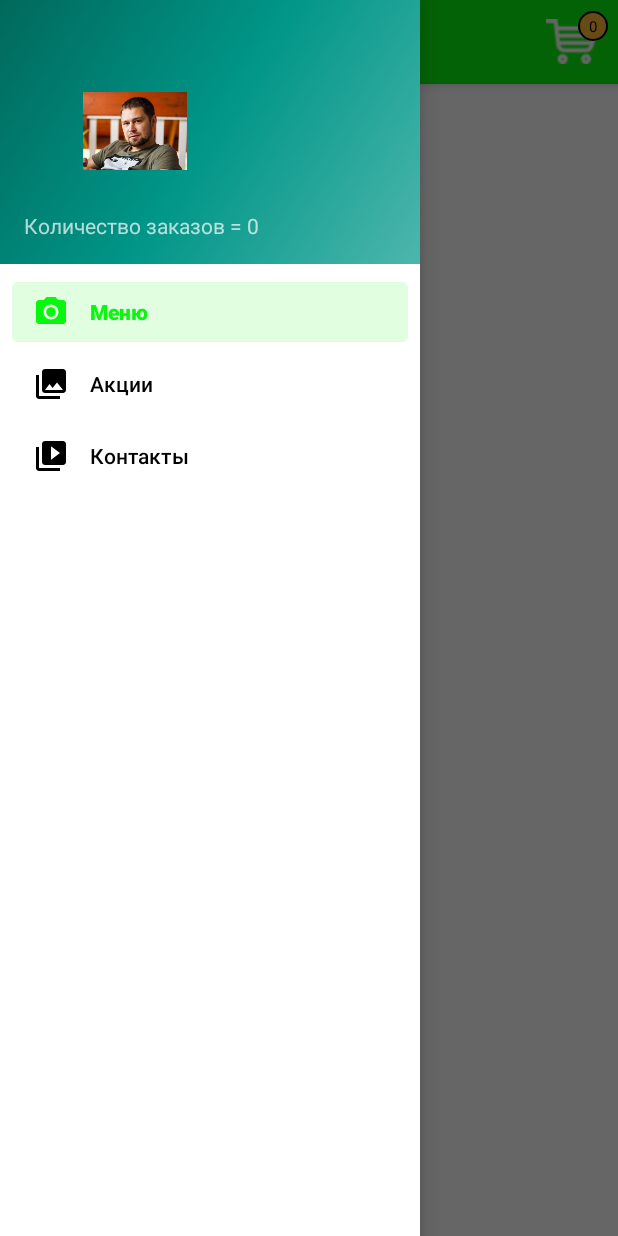
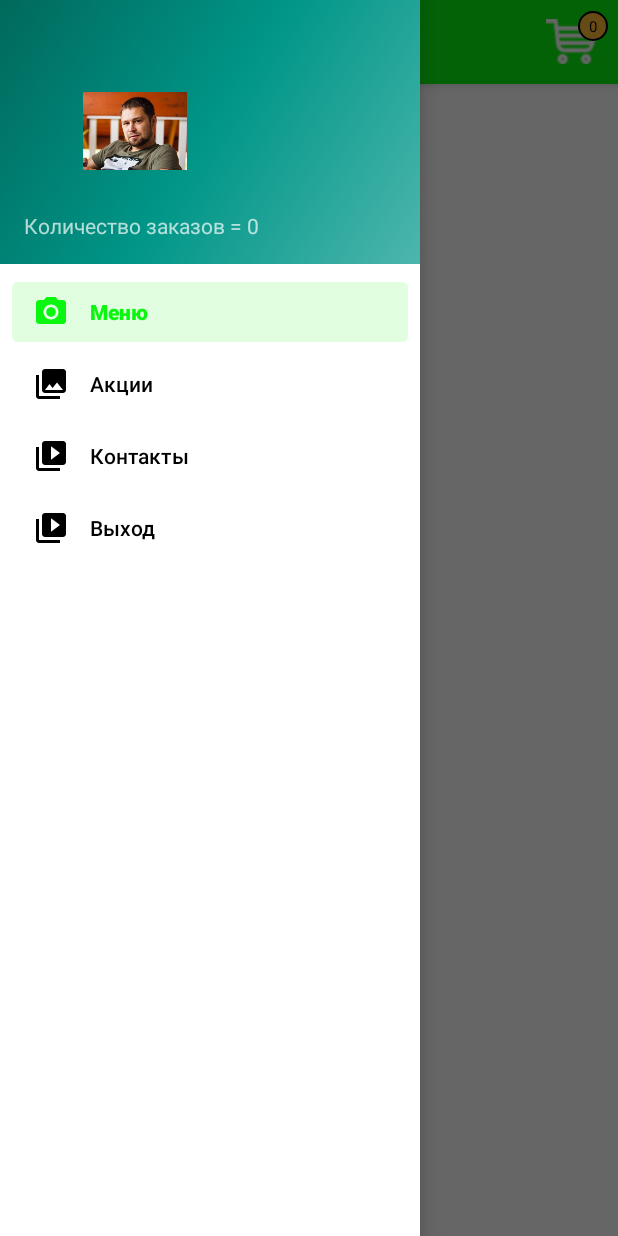
Before and after one commit to IgorK91/MioPizza, an Android app: the screen it shows after launch (MainActivity), with the side drawer open, on a phone screen of 412 x 824 dp. Run offline under Robolectric (Android 15) with nearby library versions, the phone set to English and light mode, and no system bars; our stand-ins replace Firebase (no records; nobody signed in at launch, a user with empty details on screens opened directly), navigation-ui.

Commit message:
25.05.2021

```diff
--- a/app/src/main/java/ru/korelyakov/miopizza/MainActivity.java
+++ b/app/src/main/java/ru/korelyakov/miopizza/MainActivity.java
@@ -2,6 +2,7 @@ package ru.korelyakov.miopizza;
 
 import android.annotation.SuppressLint;
 import android.content.Intent;
+import android.content.SharedPreferences;
 import android.os.Bundle;
 import android.os.Handler;
 import android.view.MenuItem;
@@ -36,12 +37,15 @@ public class MainActivity extends AppCompatActivity {
     TextView zakazcount, client;
     String nameMain, numberMain;
 
+
     @Override
     protected void onCreate(Bundle savedInstanceState) {
         super.onCreate(savedInstanceState);
         setContentView(R.layout.activity_main);
         Toolbar toolbar = findViewById(R.id.toolbar);
         setSupportActionBar(toolbar);
+
+
 
         Bundle arguments = getIntent().getExtras();
         nameMain = arguments.get("name").toString();
@@ -53,6 +57,7 @@ public class MainActivity extends AppCompatActivity {
         zakazcount = header.findViewById(R.id.zakazcount);
         client =  header.findViewById(R.id.client);
         client.setText(nameMain);
+
 
         DatabaseReference mRef3 = FirebaseDatabase.getInstance().getReference().child("Клиенты").child(numberMain);
         mRef3.addListenerForSingleValueEvent(new ValueEventListener() {
@@ -183,4 +188,5 @@ public class MainActivity extends AppCompatActivity {
                 return super.onOptionsItemSelected(item);
         }
     }
+
 }
--- a/app/src/main/java/ru/korelyakov/miopizza/MainActivity5.java
+++ b/app/src/main/java/ru/korelyakov/miopizza/MainActivity5.java
@@ -91,5 +91,6 @@ public class MainActivity5 extends AppCompatActivity {
         String savedNumber = sPref2.getString(SAVED_NUMBER, "");
         name.setText(savedName);
         number.setText(savedNumber);
+        //cldfkg
     }
 }
--- /dev/null
+++ b/app/src/main/res/layout/fragment_exit.xml
@@ -0,0 +1,6 @@
+<?xml version="1.0" encoding="utf-8"?>
+<androidx.constraintlayout.widget.ConstraintLayout
+    xmlns:android="http://schemas.android.com/apk/res/android" android:layout_width="match_parent"
+    android:layout_height="match_parent">
+
+</androidx.constraintlayout.widget.ConstraintLayout>
--- a/app/src/main/res/menu/activity_main_drawer.xml
+++ b/app/src/main/res/menu/activity_main_drawer.xml
@@ -16,5 +16,9 @@
             android:id="@+id/nav_slideshow"
             android:icon="@drawable/ic_menu_slideshow"
             android:title="Контакты" />
+        <item
+            android:id="@+id/nav_exit"
+            android:icon="@drawable/ic_menu_slideshow"
+            android:title="Выход" />
     </group>
 </menu>
--- a/app/src/main/res/navigation/mobile_navigation.xml
+++ b/app/src/main/res/navigation/mobile_navigation.xml
@@ -22,4 +22,10 @@
         android:name="ru.korelyakov.miopizza.ui.contacts.SlideshowFragment"
         android:label="@string/menu_slideshow"
         tools:layout="@layout/fragment_contacts" />
+
+    <fragment
+        android:id="@+id/nav_exit"
+        android:name="ru.korelyakov.miopizza.ui.exit.ExitFragment"
+        android:label="@string/menu_exit"
+        tools:layout="@layout/fragment_exit" />
 </navigation>
--- a/app/src/main/res/values/strings.xml
+++ b/app/src/main/res/values/strings.xml
@@ -10,6 +10,7 @@
     <string name="menu_home">Меню</string>
     <string name="menu_gallery">Акции</string>
     <string name="menu_slideshow">Контакты</string>
+    <string name="menu_exit">Выход</string>
     <string name="cart">Cart</string>
 
     <string name="activity_main2">Меню</string>
```
Also changed, not shown: app/src/main/java/ru/korelyakov/miopizza/ui/action/GalleryFragment.java (+0 -10 lines), app/src/main/java/ru/korelyakov/miopizza/ui/exit/ExitFragment.java (added, +34 -0 lines).
